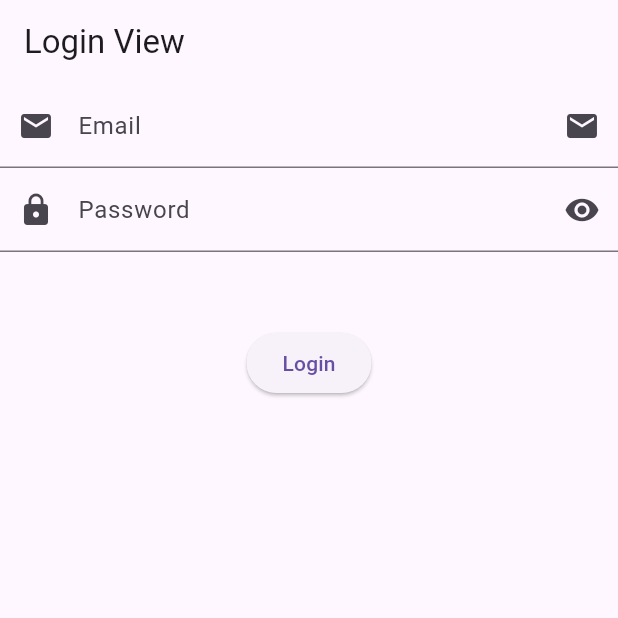
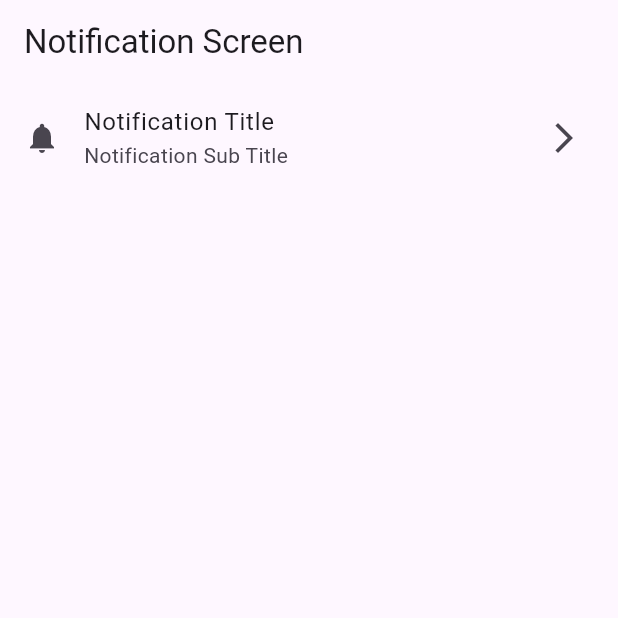
Before and after one commit to MuhammadAliKust/SaadAliProject, a Flutter app: the screen it shows after launch, on a phone screen of 412 x 824 dp, the top half of it. Run offline on Flutter 3.47's test engine with Material 3 defaults, Android fonts, the light colour scheme and no system bars.

Commit message:
List View Builder Done

```diff
--- a/lib/main.dart
+++ b/lib/main.dart
@@ -2,6 +2,7 @@ import 'package:flutter/material.dart';
 import 'package:saad_ali/assets_image.dart';
 import 'package:saad_ali/login_view.dart';
 import 'package:saad_ali/network_image.dart';
+import 'package:saad_ali/notification_screen.dart';
 
 import 'column_row.dart';
 
@@ -16,7 +17,7 @@ class MyApp extends StatelessWidget {
   Widget build(BuildContext context) {
     return MaterialApp(
       debugShowCheckedModeBanner: false,
-      home: LoginView(),
+      home: NotificationScreen(),
     );
   }
 }
--- /dev/null
+++ b/lib/notification_screen.dart
@@ -0,0 +1,23 @@
+import 'package:flutter/material.dart';
+
+class NotificationScreen extends StatelessWidget {
+  const NotificationScreen({super.key});
+
+  @override
+  Widget build(BuildContext context) {
+    return Scaffold(
+        appBar: AppBar(
+          title: Text("Notification Screen"),
+        ),
+        body: ListView.builder(
+            itemCount: 1,
+            itemBuilder: (context, i) {
+              return ListTile(
+                leading: Icon(Icons.notifications),
+                title: Text("Notification Title"),
+                subtitle: Text("Notification Sub Title"),
+                trailing: Icon(Icons.arrow_forward_ios),
+              );
+            }));
+  }
+}
```
